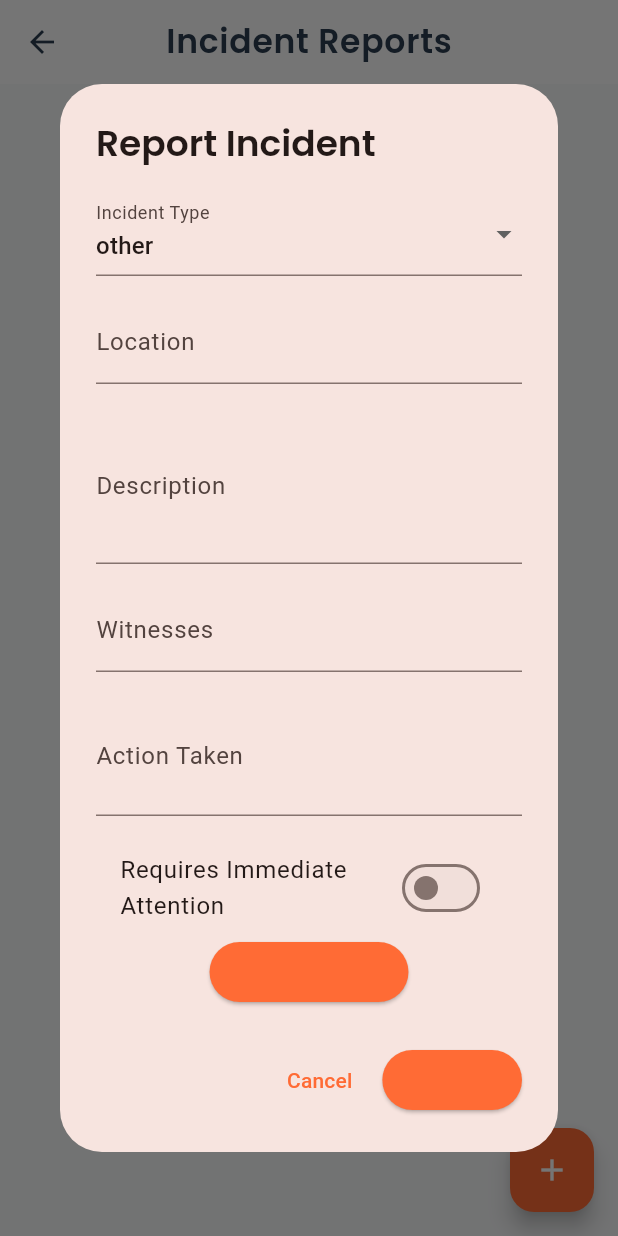
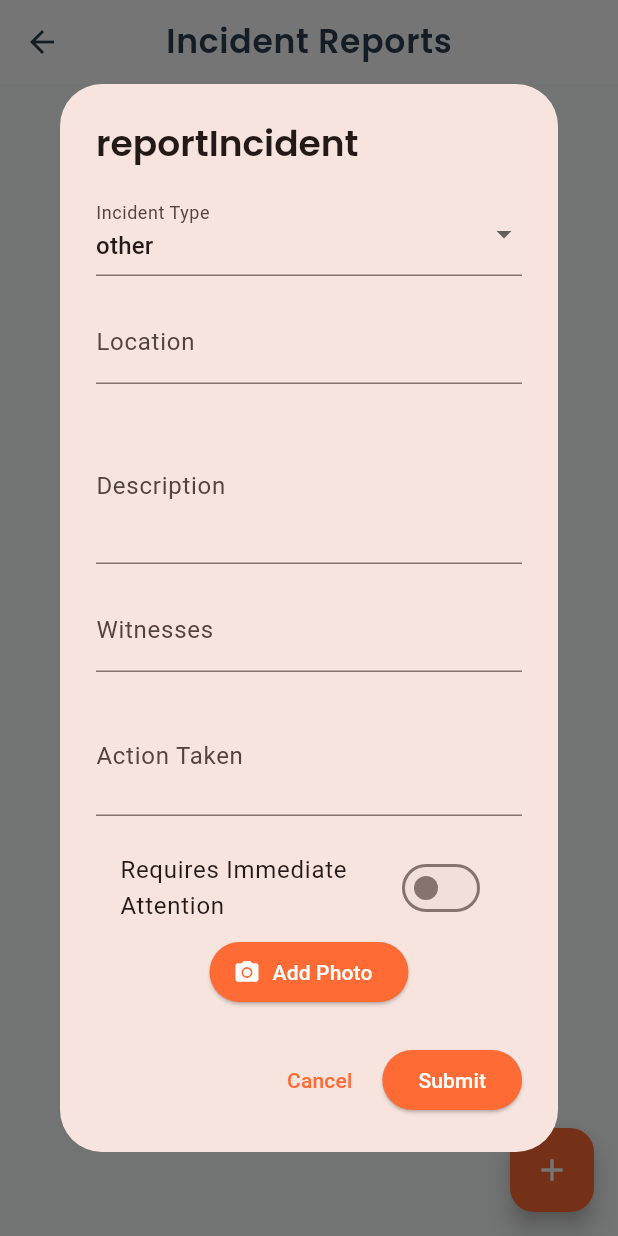
Before and after one commit to siddigsoft/Siddig-PACT-Mobile, a Flutter app: the IncidentReportScreen screen opened directly, after a tap on the "add" icon, on a phone screen of 412 x 824 dp. Run offline on Flutter 3.47's test engine with Material 3 defaults, Android fonts, the phone set to English and light mode, and no system bars; our stand-ins replace connectivity_plus, dio, file_picker, flutter_animate, flutter_local_notifications, flutter_secure_storage and 12 more; missing offline and left inert: dio_smart_retry, encrypt, workmanager; accounts and stored records are empty.

Commit message:
button visibility fixed(ui changes phase one)

```diff
--- a/lib/l10n/app_localizations.dart
+++ b/lib/l10n/app_localizations.dart
@@ -98,12 +98,13 @@
   String get add => translate('add');
   String get inspectionForm => translate('inspectionForm');
   String get condition => translate('condition');
+  String get submit => translate('submit');
+  String get safetyChecklist => translate('safetyChecklist');
   String get enterCurrentCondition => translate('enterCurrentCondition');
   String get concerns => translate('concerns');
   String get enterAnyConcerns => translate('enterAnyConcerns');
   String get recommendations => translate('recommendations');
   String get enterRecommendations => translate('enterRecommendations');
-  String get submit => translate('submit');
   String get filterEquipment => translate('filterEquipment');
   String get searchEquipment => translate('searchEquipment');
   String get enterEquipmentNameSearch => translate('enterEquipmentNameSearch');
@@ -121,8 +122,8 @@
   String get safetyHub => translate('safetyHub');
   String get information => translate('information');
   String get quickAccess => translate('quickAccess');
-  String get safetyChecklist => translate('safetyChecklist');
   String get incidentReport => translate('incidentReport');
+  String get reportIncident => translate('reportIncident');
   String get regionalHelplines => translate('regionalHelplines');
   String get safetyTipOfTheDay => translate('safetyTipOfTheDay');
   String get ladderInspectionTip => translate('ladderInspectionTip');
--- a/lib/screens/equipment_screen.dart
+++ b/lib/screens/equipment_screen.dart
@@ -124,6 +124,7 @@
             },
             style: ElevatedButton.styleFrom(
               backgroundColor: AppColors.primaryOrange,
+              foregroundColor: Colors.white, // Ensure text is visible
             ),
             child: Text(AppLocalizations.of(context)!.add),
           ),
--- a/lib/screens/incident_report_screen.dart
+++ b/lib/screens/incident_report_screen.dart
@@ -6,6 +6,7 @@
 import '../models/incident_report.dart';
 import '../services/safety_service.dart';
 import '../theme/app_colors.dart';
+import '../l10n/app_localizations.dart';
 import 'dart:io';
 import 'package:image_picker/image_picker.dart';
 
@@ -68,7 +69,7 @@
       context: context,
       builder: (context) => AlertDialog(
         title: Text(
-          'Report Incident',
+          AppLocalizations.of(context)!.reportIncident,
           style: GoogleFonts.poppins(fontWeight: FontWeight.w600),
         ),
         content: SingleChildScrollView(
@@ -143,6 +144,7 @@
                       label: const Text('Add Photo'),
                       style: ElevatedButton.styleFrom(
                         backgroundColor: AppColors.primaryOrange,
+                        foregroundColor: Colors.white, // Ensure text is visible
                       ),
                     ),
                     if (_selectedImages.isNotEmpty)
@@ -186,7 +188,7 @@
         actions: [
           TextButton(
             onPressed: () => Navigator.pop(context),
-            child: const Text('Cancel'),
+            child: Text(AppLocalizations.of(context)!.cancel),
           ),
           ElevatedButton(
             onPressed: () async {
@@ -218,8 +220,9 @@
             },
             style: ElevatedButton.styleFrom(
               backgroundColor: AppColors.primaryOrange,
+              foregroundColor: Colors.white, // Ensure text is visible
             ),
-            child: const Text('Submit'),
+            child: Text(AppLocalizations.of(context)!.submit),
           ),
         ],
       ),
--- a/lib/screens/safety_checklist_screen.dart
+++ b/lib/screens/safety_checklist_screen.dart
@@ -6,6 +6,7 @@
 import '../models/safety_checklist.dart';
 import '../services/safety_service.dart';
 import '../theme/app_colors.dart';
+import '../l10n/app_localizations.dart';
 
 class SafetyChecklistScreen extends StatefulWidget {
   const SafetyChecklistScreen({super.key});
@@ -55,7 +56,7 @@
       context: context,
       builder: (context) => AlertDialog(
         title: Text(
-          'Safety Checklist',
+          AppLocalizations.of(context)!.safetyChecklist,
           style: GoogleFonts.poppins(fontWeight: FontWeight.w600),
         ),
         content: SingleChildScrollView(
@@ -179,8 +180,9 @@
             },
             style: ElevatedButton.styleFrom(
               backgroundColor: AppColors.primaryOrange,
+              foregroundColor: Colors.white, // Ensure text is white for visibility
             ),
-            child: const Text('Submit'),
+            child: Text(AppLocalizations.of(context)!.submit),
           ),
         ],
       ),
```
